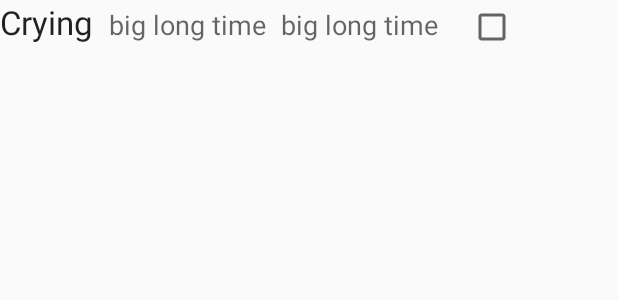
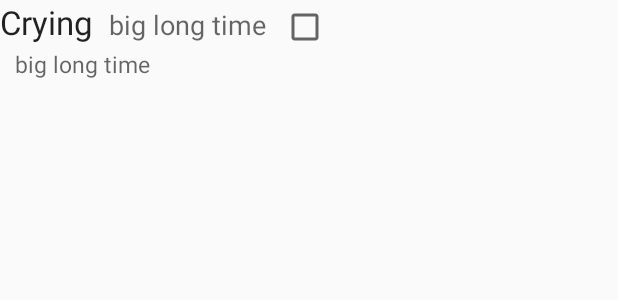
Before and after one commit to dtrailin/baby-monitor-android, an Android app: the layout baby_event_item.xml on its own in the app's theme, with its tools: preview values and no code run, on a phone screen of 412 x 824 dp. Shown: the top 300 px of the screen. Run offline under Robolectric (Android 15) with nearby library versions, the phone set to English and light mode, and no system bars.

Commit message:
updated layout

```diff
--- a/app/src/main/res/layout/baby_event_item.xml
+++ b/app/src/main/res/layout/baby_event_item.xml
@@ -2,26 +2,23 @@
 <LinearLayout xmlns:android="http://schemas.android.com/apk/res/android"
     android:layout_width="match_parent"
     android:layout_height="match_parent"
-    android:orientation="horizontal" >
+    android:orientation="vertical" >
+    <LinearLayout
+        android:layout_width="wrap_content"
+        android:layout_height="wrap_content">
     <TextView
         android:id="@+id/eventName"
         android:layout_width="wrap_content"
         android:layout_height="wrap_content"
         android:text="Crying"
+        android:layout_marginRight="10dp"
         android:textAppearance="?android:attr/textAppearanceLarge" />
-    <TextView
-        android:id="@+id/tvEventTime"
-        android:layout_width="wrap_content"
-        android:layout_height="wrap_content"
-        android:layout_marginLeft="10dp"
-        android:layout_marginRight="10dp"
-        android:text="big long time"
-        android:textAppearance="?android:attr/textAppearanceMedium" />
+
     <TextView
         android:id="@+id/tempView"
         android:layout_width="wrap_content"
         android:layout_height="wrap_content"
-        android:layout_marginRight="20dp"
+        android:layout_marginRight="10dp"
         android:text="big long time"
         android:textAppearance="?android:attr/textAppearanceMedium" />
 
@@ -29,4 +26,14 @@
         android:id="@+id/hasBeenSeen"
         android:layout_width="wrap_content"
         android:layout_height="wrap_content" />
+        </LinearLayout>
+    <TextView
+        android:id="@+id/tvEventTime"
+        android:layout_width="wrap_content"
+        android:layout_height="wrap_content"
+        android:layout_marginLeft="10dp"
+        android:layout_marginRight="10dp"
+        android:textSize="15sp"
+        android:text="big long time"
+        android:textAppearance="?android:attr/textAppearanceMedium" />
 </LinearLayout>
```
